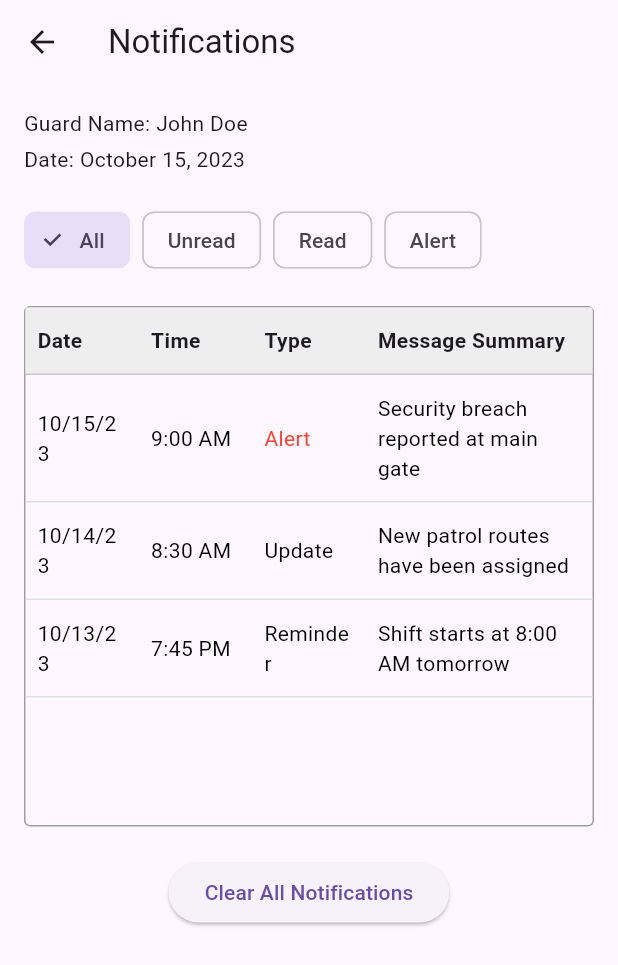
After one commit to Crime-Prone-App-Development/Main-Application, a Flutter app: the NotificationsScreen screen opened directly, on a phone screen of 412 x 824 dp. The commit adds this screen. Shown: the top 965 px of the screen. Run offline on Flutter 3.47's test engine with Material 3 defaults, Android fonts, the phone set to English and light mode, and no system bars; our stand-ins replace flutter_secure_storage, flutter_svg, geolocator, google_maps_flutter, image_picker and 2 more; missing offline and left inert: dart:ffi; accounts and stored records are empty; network calls fail.

Commit message:
Some changes

```diff
--- a/lib/main.dart
+++ b/lib/main.dart
@@ -5,6 +5,7 @@ import 'package:mainapp/otp_verify.dart';
 import 'package:mainapp/police_side/home.dart';
 import 'package:mainapp/police_side/incident.dart';
 import 'package:mainapp/register.dart';
+import 'package:mainapp/role.dart';
 import './token_helper.dart';
 import 'package:socket_io_client/socket_io_client.dart' as IO;
 import 'dart:convert';
@@ -14,22 +15,23 @@ import 'admin_side/home.dart';
 
 void main() async {
   WidgetsFlutterBinding.ensureInitialized();
-  await _connectToSocket();
   runApp(AppLoader()); // Show a loader while checking the token
 }
-Future<void> _connectToSocket() async{
+
+Future<void> _connectToSocket() async {
   String? token = await TokenHelper.getToken();
   // Establish socket connection
-  IO.Socket socket = IO.io('https://patrollingappbackend.onrender.com', IO.OptionBuilder()
-      .setTransports(['websocket']) // for Flutter or Dart VM
+  IO.Socket socket = IO.io(
+      'https://patrollingappbackend.onrender.com',
+      IO.OptionBuilder().setTransports(['websocket']) // for Flutter or Dart VM
           // .disableAutoConnect()  // disable auto-connection
-      .setExtraHeaders({'authorization': "$token"})// optional
+          .setExtraHeaders({'authorization': "$token"}) // optional
           .build());
   socket.onConnect((_) {
     print('Connected to Socket Server');
   });
 
-  socket.on("selfie_prompt", (msg){
+  socket.on("selfie_prompt", (msg) {
     print(msg);
   });
 
@@ -38,11 +40,10 @@ Future<void> _connectToSocket() async{
   });
 
   socket.on('locatioLogged', (msg) {
-
     print(msg);
   });
 
-  Timer.periodic(Duration(seconds : 4), (timer) async {
+  Timer.periodic(Duration(seconds: 4), (timer) async {
     Position position = await _getCurrentLocation();
     // Send location data to the server using Socket.IO
     socket.emit('locationUpdate', {
@@ -51,7 +52,6 @@ Future<void> _connectToSocket() async{
     });
     print('Background Location: ${position.latitude}, ${position.longitude}');
   });
-
 }
 
 Future<Position> _getCurrentLocation() async {
@@ -75,7 +75,18 @@ Future<Position> _getCurrentLocation() async {
   return await Geolocator.getCurrentPosition();
 }
 
-class AppLoader extends StatelessWidget {
+class AppLoader extends StatefulWidget {
+  @override
+  State<AppLoader> createState() => _AppLoaderState();
+}
+
+class _AppLoaderState extends State<AppLoader> {
+  @override
+  void initState() {
+    super.initState();
+    _connectToSocket(); // moved here
+  }
+
   @override
   Widget build(BuildContext context) {
     return MaterialApp(
@@ -103,7 +114,14 @@ class AppLoader extends StatelessWidget {
             );
           } else {
             final List<String?>? userInfo = snapshot.data;
-            return MyApp(initialRoute: userInfo![0] != null ? userInfo[4] != 'ADMIN' ? '/home' : '/adminHome' : '/login');
+            final String? token = userInfo!.isNotEmpty ? userInfo[0] : null;
+            final String? role = userInfo.length > 4 ? userInfo[4] : null;
+
+            return MyApp(
+              initialRoute: token != null
+                  ? (role != 'ADMIN' ? '/home' : '/adminHome')
+                  : '/role',
+            );
           }
         },
       ),
@@ -122,13 +140,14 @@ class MyApp extends StatelessWidget {
       title: 'Flutter Demo',
       initialRoute: initialRoute,
       routes: {
+        '/': (context) => roleChange(),
         '/login': (context) => LoginPage(),
         // '/otp': (context) => OTPPage(
         //       phoneNumber: ModalRoute.of(context)?.settings.arguments as String,
         //     ),
         '/register': (context) => RegisterPage(),
         '/home': (context) => homePage(),
-        '/adminHome' : (context) => adminHome(),
+        '/adminHome': (context) => adminHome(),
         // '/incident': (context) => incidentReport(),
       },
       theme: ThemeData(
--- /dev/null
+++ b/lib/police_side/notification.dart
@@ -0,0 +1,218 @@
+import 'package:flutter/material.dart';
+
+class NotificationsScreen extends StatefulWidget {
+  @override
+  _NotificationsScreenState createState() => _NotificationsScreenState();
+}
+
+class _NotificationsScreenState extends State<NotificationsScreen> {
+  String _guardName = "John Doe";
+  String _currentDate = "October 15, 2023";
+  String _selectedFilter = "All";
+  final List<Map<String, String>> _notifications = [
+    {
+      'date': '10/15/23',
+      'time': '9:00 AM',
+      'type': 'Alert',
+      'message': 'Security breach reported at main gate'
+    },
+    {
+      'date': '10/14/23',
+      'time': '8:30 AM',
+      'type': 'Update',
+      'message': 'New patrol routes have been assigned'
+    },
+    {
+      'date': '10/13/23',
+      'time': '7:45 PM',
+      'type': 'Reminder',
+      'message': 'Shift starts at 8:00 AM tomorrow'
+    },
+    // Add more notifications as needed
+  ];
+
+  @override
+  Widget build(BuildContext context) {
+    return Scaffold(
+      appBar: AppBar(
+        title: Text('Notifications'),
+      ),
+      body: SingleChildScrollView(
+        padding: EdgeInsets.all(16),
+        child: Column(
+          crossAxisAlignment: CrossAxisAlignment.start,
+          children: [
+            _buildHeader(),
+            SizedBox(height: 20),
+            _buildFilterChips(),
+            SizedBox(height: 20),
+            _buildNotificationsTable(),
+            SizedBox(height: 20),
+            _buildClearButton(),
+          ],
+        ),
+      ),
+    );
+  }
+
+  Widget _buildHeader() {
+    return Row(
+      mainAxisAlignment: MainAxisAlignment.spaceBetween,
+      children: [
+        Column(
+          crossAxisAlignment: CrossAxisAlignment.start,
+          children: [
+            Text('Guard Name: $_guardName'),
+            SizedBox(height: 4),
+            Text('Date: $_currentDate'),
+          ],
+        ),
+      ],
+    );
+  }
+
+  Widget _buildFilterChips() {
+    final filters = ['All', 'Unread', 'Read', 'Alert'];
+
+    return Wrap(
+      spacing: 8,
+      children: filters.map((filter) {
+        return ChoiceChip(
+          label: Text(filter),
+          selected: _selectedFilter == filter,
+          onSelected: (selected) {
+            setState(() {
+              _selectedFilter = selected ? filter : 'All';
+            });
+          },
+        );
+      }).toList(),
+    );
+  }
+
+  Widget _buildNotificationsTable() {
+    return Container(
+      decoration: BoxDecoration(
+        border: Border.all(color: Colors.grey),
+        borderRadius: BorderRadius.circular(4),
+      ),
+      child: Column(
+        children: [
+          _buildTableHeader(),
+          Divider(height: 1),
+          Container(
+            height: 300,
+            child: ListView.builder(
+              itemCount: _notifications.length,
+              itemBuilder: (context, index) {
+                final notification = _notifications[index];
+                return _buildTableRow(
+                  notification['date']!,
+                  notification['time']!,
+                  notification['type']!,
+                  notification['message']!,
+                );
+              },
+            ),
+          ),
+        ],
+      ),
+    );
+  }
+
+  Widget _buildTableHeader() {
+    return Container(
+      padding: EdgeInsets.symmetric(vertical: 12),
+      color: Colors.grey[200],
+      child: Row(
+        children: [
+          _buildHeaderCell('Date', flex: 1),
+          _buildHeaderCell('Time', flex: 1),
+          _buildHeaderCell('Type', flex: 1),
+          _buildHeaderCell('Message Summary', flex: 2),
+        ],
+      ),
+    );
+  }
+
+  Widget _buildHeaderCell(String text, {int flex = 1}) {
+    return Expanded(
+      flex: flex,
+      child: Padding(
+        padding: EdgeInsets.symmetric(horizontal: 8),
+        child: Text(
+          text,
+          style: TextStyle(fontWeight: FontWeight.bold),
+        ),
+      ),
+    );
+  }
+
+  Widget _buildTableRow(String date, String time, String type, String message) {
+    return Container(
+      decoration: BoxDecoration(
+        border: Border(bottom: BorderSide(color: Colors.grey[300]!)),
+      ),
+      child: Padding(
+        padding: EdgeInsets.symmetric(vertical: 12),
+        child: Row(
+          children: [
+            _buildRowCell(date, flex: 1),
+            _buildRowCell(time, flex: 1),
+            _buildRowCell(type, flex: 1, isType: true),
+            _buildRowCell(message, flex: 2),
+          ],
+        ),
+      ),
+    );
+  }
+
+  Widget _buildRowCell(String text, {int flex = 1, bool isType = false}) {
+    return Expanded(
+      flex: flex,
+      child: Padding(
+        padding: EdgeInsets.symmetric(horizontal: 8),
+        child: Text(
+          text,
+          style: TextStyle(
+            color: isType && text == 'Alert' ? Colors.red : Colors.black,
+          ),
+        ),
+      ),
+    );
+  }
+
+  Widget _buildClearButton() {
+    return Center(
+      child: ElevatedButton(
+        onPressed: () {
+          // Add clear functionality
+          showDialog(
+            context: context,
+            builder: (context) => AlertDialog(
+              title: Text('Clear Notifications'),
+              content:
+                  Text('Are you sure you want to clear all notifications?'),
+              actions: [
+                TextButton(
+                  onPressed: () => Navigator.pop(context),
+                  child: Text('Cancel'),
+                ),
+                TextButton(
+                  onPressed: () {
+                    setState(() {
+                      _notifications.clear();
+                    });
+                    Navigator.pop(context);
+                  },
+                  child: Text('Clear'),
+                ),
+              ],
+            ),
+          );
+        },
+        child: Text('Clear All Notifications'),
+      ),
+    );
+  }
+}
--- a/pubspec.yaml
+++ b/pubspec.yaml
@@ -43,6 +43,8 @@ dependencies:
   socket_io_client: ^3.0.2
   geolocator: ^13.0.3
   intl: ^0.20.2
+  path_provider: ^2.1.1
+  path: ^1.8.3
 
 dev_dependencies:
   flutter_test:
```
Also changed, not shown: lib/forgotpass.dart (added, +85 -0 lines), lib/loginpage.dart (+45 -10 lines), lib/police_side/appbar.dart (+12 -4 lines), lib/police_side/profile.dart (+29 -4 lines), lib/resetpass.dart (added, +174 -0 lines), lib/role.dart (added, +73 -0 lines), pubspec.lock. Lines whose indentation alone changed are shown as unchanged.
